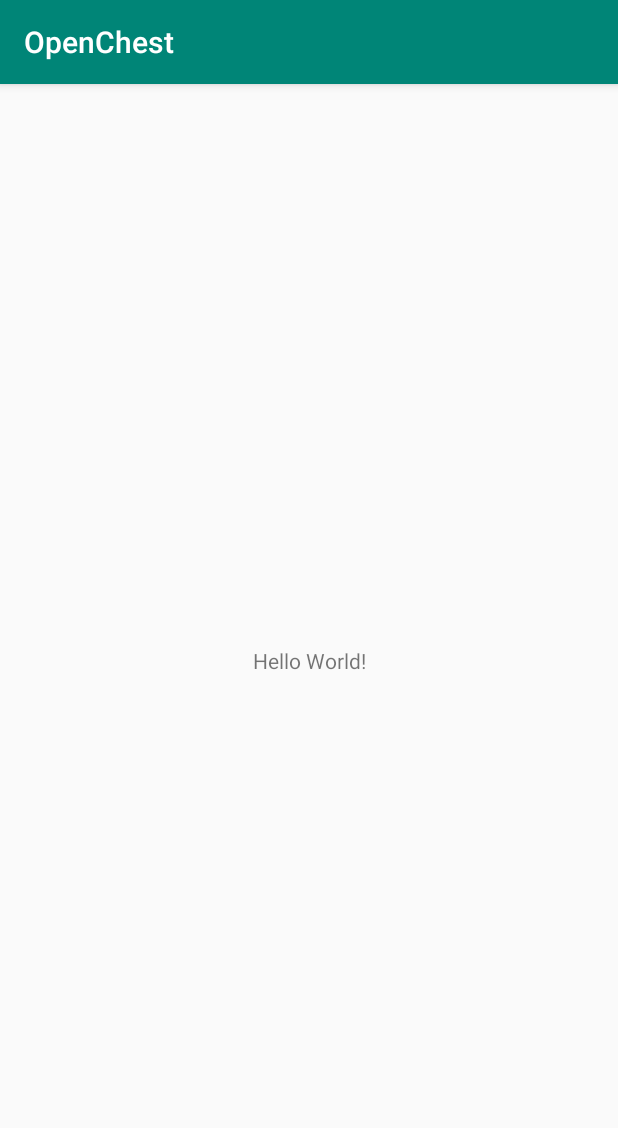
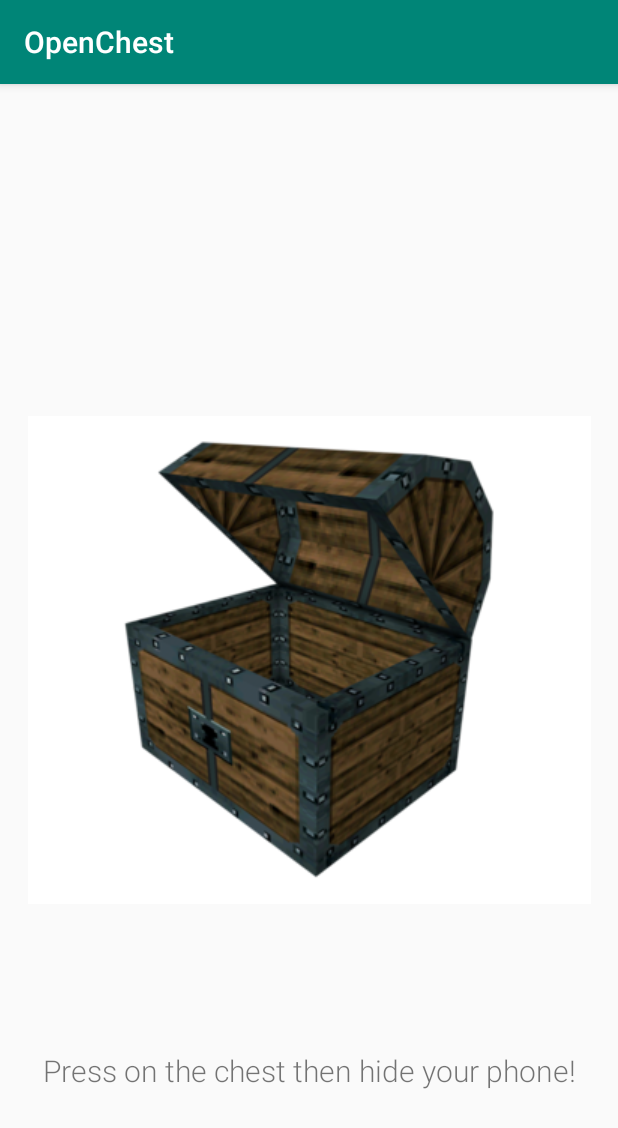
Before and after one commit to brouberol/OpenChest, an Android app: the screen it shows after launch (MainActivity), on a phone screen of 412 x 824 dp. Shown: the top 1128 px of the screen. Run offline under Robolectric (Android 15) with nearby library versions, the phone set to English and light mode, and no system bars; 1 statement that could not run was skipped.

Commit message:
Add an ImageButton to start the show, as well as an instruction text

```diff
--- a/app/src/main/res/layout/activity_main.xml
+++ b/app/src/main/res/layout/activity_main.xml
@@ -6,14 +6,22 @@
         android:layout_width="match_parent"
         android:layout_height="match_parent"
         tools:context=".MainActivity">
-
+    <ImageButton
+            android:layout_width="wrap_content"
+            android:layout_height="wrap_content" app:srcCompat="@drawable/chest"
+            android:id="@+id/chestButton" android:background="#FFFFFF"
+            android:layout_marginTop="8dp" app:layout_constraintTop_toTopOf="parent" android:layout_marginEnd="8dp"
+            app:layout_constraintEnd_toEndOf="parent" android:layout_marginStart="8dp"
+            app:layout_constraintStart_toStartOf="parent" android:layout_marginBottom="8dp"
+            app:layout_constraintBottom_toBottomOf="parent"
+            android:contentDescription="@string/press_on_the_chest_to_start"/>
     <TextView
+            android:text="@string/press_on_the_chest_to_start"
             android:layout_width="wrap_content"
             android:layout_height="wrap_content"
-            android:text="Hello World!"
-            app:layout_constraintBottom_toBottomOf="parent"
-            app:layout_constraintLeft_toLeftOf="parent"
-            app:layout_constraintRight_toRightOf="parent"
-            app:layout_constraintTop_toTopOf="parent"/>
-
+            android:id="@+id/instructionText" android:layout_marginTop="8dp"
+            app:layout_constraintTop_toBottomOf="@+id/chestButton" android:layout_marginBottom="8dp"
+            app:layout_constraintBottom_toBottomOf="parent" app:layout_constraintEnd_toEndOf="parent"
+            android:layout_marginEnd="80dp" app:layout_constraintStart_toStartOf="parent"
+            android:layout_marginStart="80dp" android:textSize="20sp" android:fontFamily="sans-serif-light"/>
 </androidx.constraintlayout.widget.ConstraintLayout>
```
